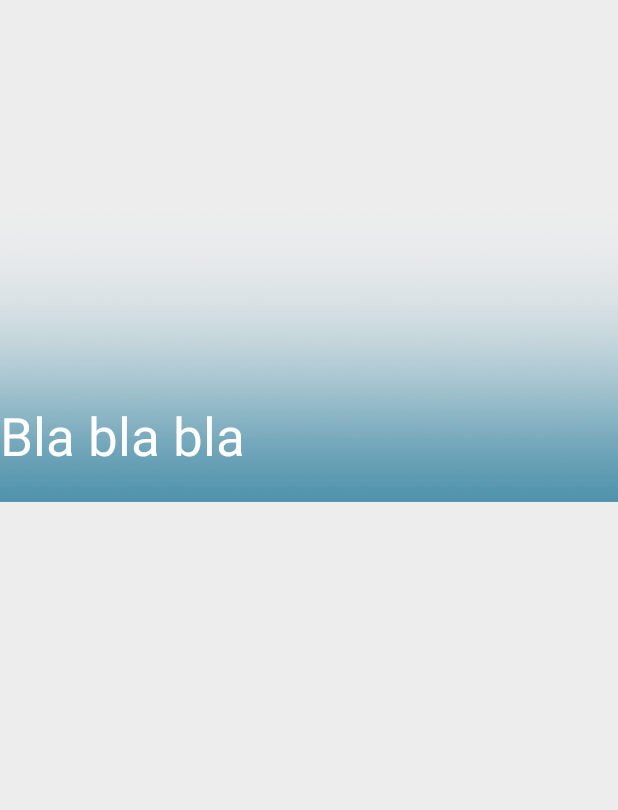
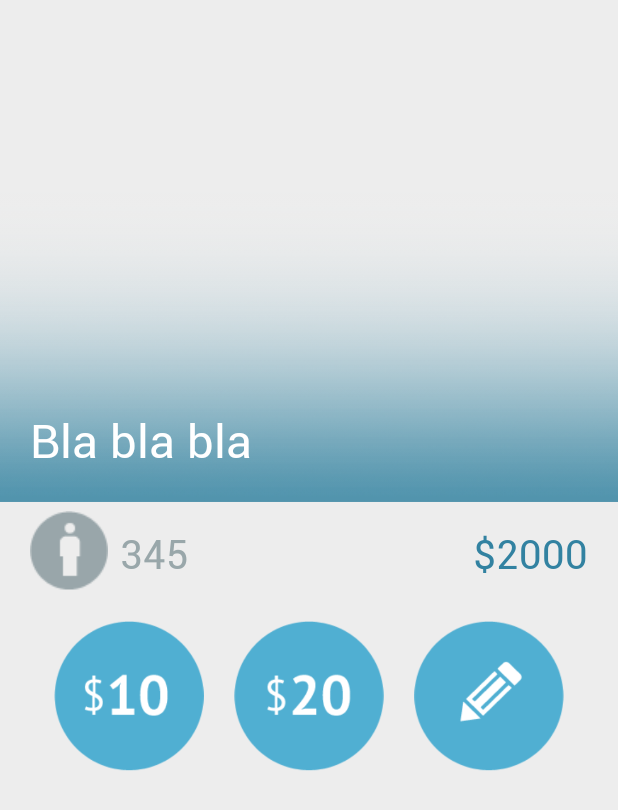
Before and after one commit to appintheair/paypal-battlehack2013, an Android app: the screen it shows after launch (MainActivity), on a phone screen of 412 x 824 dp. Shown: the top 810 px of the screen. Run offline under Robolectric (Android 15) with nearby library versions, the phone set to English and light mode, and no system bars; 4 statements that could not run were skipped.

Commit message:
layout fixes, flow improvements

```diff
--- a/DonateNow/donatenow/build.gradle
+++ b/DonateNow/donatenow/build.gradle
@@ -33,6 +33,12 @@ android {
     }
 }
 
+sourceSets {
+    main {
+        assets.srcDirs = ['assets']
+    }
+}
+
 dependencies {
     compile fileTree(dir: 'libs', include: '*.jar')
 }
--- a/DonateNow/donatenow/src/main/java/com/empatika/donatenow/MainActivity.java
+++ b/DonateNow/donatenow/src/main/java/com/empatika/donatenow/MainActivity.java
@@ -2,6 +2,9 @@ package com.empatika.donatenow;
 
 import android.app.Activity;
 import android.app.ActionBar;
+import android.app.AlertDialog;
+import android.content.DialogInterface;
+import android.graphics.Typeface;
 import android.os.AsyncTask;
 import android.support.v4.app.Fragment;
 import android.support.v4.app.FragmentActivity;
@@ -16,6 +19,9 @@ import android.view.MenuItem;
 import android.view.View;
 import android.view.ViewGroup;
 import android.os.Build;
+import android.widget.Button;
+import android.widget.EditText;
+import android.widget.ImageButton;
 import android.widget.TextView;
 
 import com.nostra13.universalimageloader.core.DisplayImageOptions;
@@ -36,6 +42,9 @@ public class MainActivity extends FragmentActivity {
 
     ViewPager pager;
     Donation donation;
+
+    TextView tvPeople;
+    TextView tvRaised;
 
     @Override
     protected void onCreate(Bundle savedInstanceState) {
@@ -68,6 +77,59 @@ public class MainActivity extends FragmentActivity {
 
         TextView tvTitle = (TextView)findViewById(R.id.tvTitle);
         tvTitle.setText(donation.title);
+
+        Typeface tf = Typeface.createFromAsset(getAssets(), "fonts/Roboto-Regular.ttf");
+        tvTitle.setTypeface(tf);
+
+        tvPeople = (TextView)findViewById(R.id.tvPeople);
+        tvPeople.setText(String.format("%d", donation.voters));
+        tvPeople.setTypeface(tf);
+
+        tvRaised = (TextView)findViewById(R.id.tvRaised);
+        tvRaised.setText(String.format("$%d", donation.amountRaised));
+        tvRaised.setTypeface(tf);
+
+        ((ImageButton)findViewById(R.id.buttonAmount10)).setOnClickListener(new View.OnClickListener() {
+            @Override
+            public void onClick(View view) {
+                payWithAmount(10);
+            }
+        });
+
+        ((ImageButton)findViewById(R.id.buttonAmount20)).setOnClickListener(new View.OnClickListener() {
+            @Override
+            public void onClick(View view) {
+                payWithAmount(20);
+            }
+        });
+
+        ((ImageButton)findViewById(R.id.buttonCustom)).setOnClickListener(new View.OnClickListener() {
+            @Override
+            public void onClick(View view) {
+                AlertDialog.Builder alert = new AlertDialog.Builder(MainActivity.this);
+                alert.setTitle("Enter your amount");
+                alert.setMessage("Choose how much you can donate");
+                final EditText input = new EditText(MainActivity.this);
+                alert.setView(input);
+
+                alert.setPositiveButton("OK", new DialogInterface.OnClickListener() {
+                    public void onClick(DialogInterface dialog, int whichButton) {
+                        payWithAmount(Integer.parseInt(input.getText().toString()));
+                    }
+                });
+
+                alert.setNegativeButton("Cancel", new DialogInterface.OnClickListener() {
+                    public void onClick(DialogInterface dialog, int whichButton) {
+
+                    }
+                });
+                alert.show();
+            }
+        });
+    }
+
+    private void payWithAmount(int amount) {
+
     }
 
     @Override
--- a/DonateNow/donatenow/src/main/res/layout/activity_main.xml
+++ b/DonateNow/donatenow/src/main/res/layout/activity_main.xml
@@ -1,9 +1,10 @@
-<LinearLayout xmlns:android="http://schemas.android.com/apk/res/android"
+<RelativeLayout xmlns:android="http://schemas.android.com/apk/res/android"
     xmlns:tools="http://schemas.android.com/tools"
     android:id="@+id/container"
     android:layout_width="match_parent"
     android:layout_height="match_parent"
     android:background="#ededed"
+    android:orientation="vertical"
     tools:context=".MainActivity"
     tools:ignore="MergeRootFrame" >
 
@@ -31,11 +32,87 @@
             android:layout_alignBottom="@id/ivGradient"
             android:textColor="@android:color/white"
             android:layout_marginBottom="80dp"
-            android:textSize="16pt"
+            android:layout_marginLeft="20dp"
+            android:layout_marginRight="20dp"
+            android:textSize="14pt"
             android:id="@+id/tvTitle"
             android:text="Bla bla bla"
             />
 
-        </RelativeLayout>
 
-    </LinearLayout>
+        <ImageView
+            android:layout_alignBottom="@id/ivGradient"
+            android:layout_marginLeft="20dp"
+            android:layout_width="wrap_content"
+            android:layout_height="wrap_content"
+            android:src="@drawable/people"
+            android:id="@+id/ivPeople"
+            />
+
+        <TextView
+            android:layout_width="wrap_content"
+            android:layout_height="wrap_content"
+            android:layout_toRightOf="@id/ivPeople"
+            android:layout_alignTop="@id/ivPeople"
+            android:layout_marginLeft="8dp"
+            android:layout_marginTop="10dp"
+            android:textSize="12pt"
+            android:textColor="#99a7aa"
+            android:id="@+id/tvPeople"
+            android:text="345"
+            />
+
+        <TextView
+            android:layout_width="wrap_content"
+            android:layout_height="wrap_content"
+            android:layout_alignParentRight="true"
+            android:layout_alignTop="@id/ivPeople"
+            android:layout_marginRight="20dp"
+            android:layout_marginTop="10dp"
+            android:textSize="12pt"
+            android:textColor="#3282a1"
+            android:id="@+id/tvRaised"
+            android:text="$2000"
+            />
+
+        <ImageButton
+            android:layout_width="100dp"
+            android:layout_height="100dp"
+            android:scaleType="fitCenter"
+            android:background="@android:color/transparent"
+            android:src="@drawable/amount20"
+            android:id="@+id/buttonAmount20"
+            android:layout_below="@id/ivPeople"
+            android:layout_marginTop="20dp"
+            android:layout_centerHorizontal="true"
+            />
+
+        <ImageButton
+            android:layout_width="100dp"
+            android:layout_height="100dp"
+            android:scaleType="fitCenter"
+            android:background="@android:color/transparent"
+            android:src="@drawable/amount10"
+            android:id="@+id/buttonAmount10"
+            android:layout_alignTop="@id/buttonAmount20"
+            android:layout_toLeftOf="@id/buttonAmount20"
+            android:layout_marginRight="20dp"
+            />
+
+        <ImageButton
+            android:layout_width="100dp"
+            android:layout_height="100dp"
+            android:scaleType="fitCenter"
+            android:background="@android:color/transparent"
+            android:src="@drawable/edit"
+            android:id="@+id/buttonCustom"
+            android:layout_alignTop="@id/buttonAmount20"
+            android:layout_toRightOf="@id/buttonAmount20"
+            android:layout_marginLeft="20dp"
+            />
+
+
+
+    </RelativeLayout>
+
+</RelativeLayout>
```
Also changed, not shown: DonateNow/donatenow/src/main/assets/fonts/Roboto-Bold.ttf (added), DonateNow/donatenow/src/main/assets/fonts/Roboto-BoldCondensed.ttf (added), DonateNow/donatenow/src/main/assets/fonts/Roboto-Regular.ttf (added), DonateNow/donatenow/src/main/res/drawable/amount10.png (added), DonateNow/donatenow/src/main/res/drawable/amount20.png (added), DonateNow/donatenow/src/main/res/drawable/done.png (added), DonateNow/donatenow/src/main/res/drawable/edit.png (added), DonateNow/donatenow/src/main/res/drawable/people.png (added), DonateNow/donatenow/src/main/res/drawable/people2.png (added).
